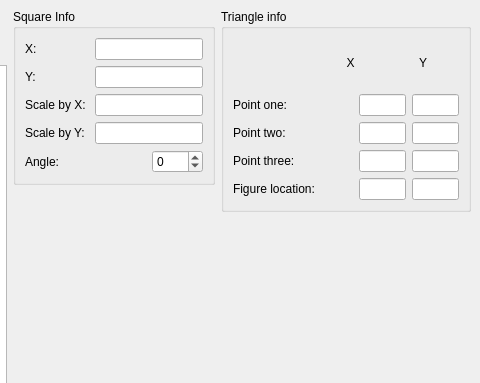
Old version of the form Engine/mainwindow.ui in the repository StefanGolubovic/Qt-GameEngine; both pictures show x 821 to 1301 and y 0 to 383 of the 1301 by 753 pixel window.
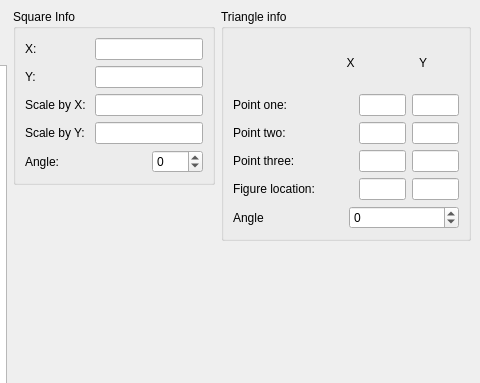
New version of the form.

Commit message: Added rotation option in triangle class

What changed in the file:
```diff
--- a/Engine/mainwindow.ui
+++ b/Engine/mainwindow.ui
@@ -14,7 +14,7 @@
    <string>MainWindow</string>
   </property>
   <widget class="QWidget" name="centralwidget">
-   <layout class="QHBoxLayout" name="horizontalLayout_11">
+   <layout class="QHBoxLayout" name="horizontalLayout_12">
     <item>
      <widget class="QTreeWidget" name="treeWidget">
       <property name="sizePolicy">
@@ -439,6 +439,27 @@
            </item>
           </layout>
          </item>
+         <item>
+          <layout class="QHBoxLayout" name="horizontalLayout_11">
+           <item>
+            <widget class="QLabel" name="label_12">
+             <property name="text">
+              <string>Angle</string>
+             </property>
+            </widget>
+           </item>
+           <item>
+            <widget class="QSpinBox" name="spinBoxTriangle">
+             <property name="minimum">
+              <number>-180</number>
+             </property>
+             <property name="maximum">
+              <number>180</number>
+             </property>
+            </widget>
+           </item>
+          </layout>
+         </item>
         </layout>
        </widget>
       </item>
```
The commit also changes 4 other files.
